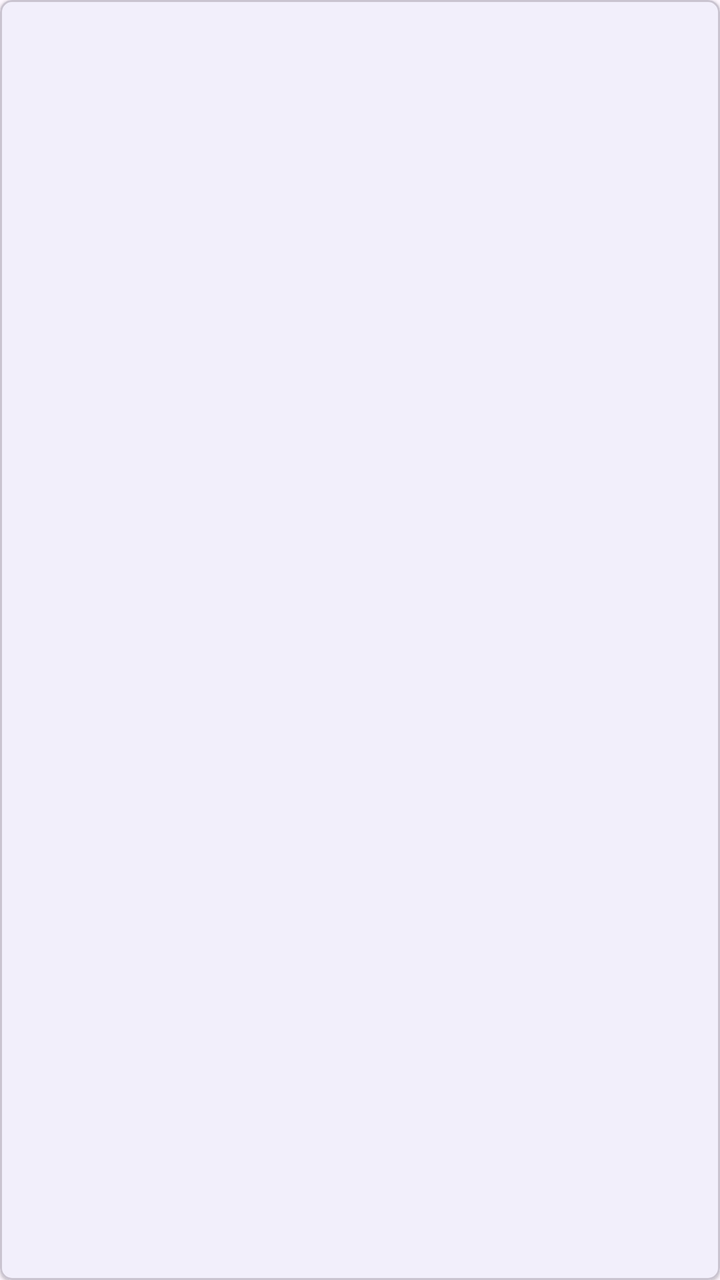
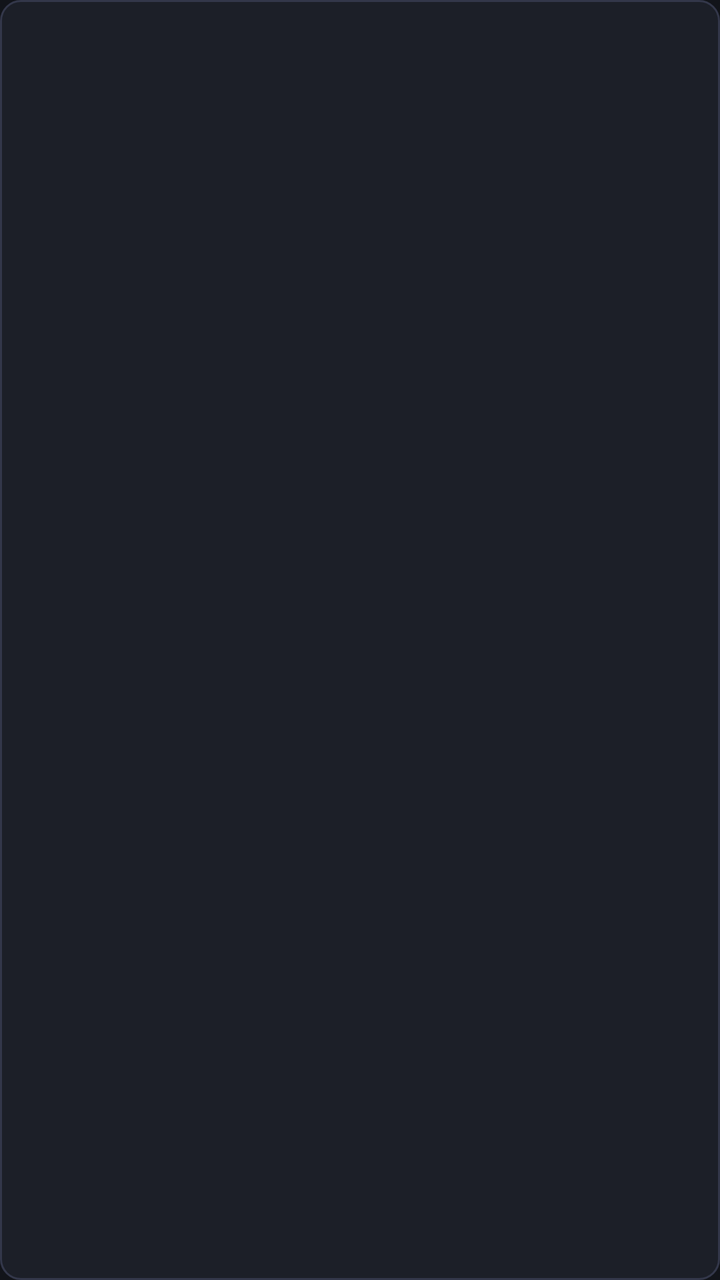

The first picture is an Android layout as it rendered before a commit; the second is the same layout after the commit. The layout source and the unified diff follow.
<!-- AndroidManifest.xml: application theme Theme.MHXXGanSimu -->
<!-- res/layout/item_equipment.xml -->
<?xml version="1.0" encoding="utf-8"?>
<com.google.android.material.card.MaterialCardView
    xmlns:android="http://schemas.android.com/apk/res/android"
    xmlns:app="http://schemas.android.com/apk/res-auto"
    android:layout_width="match_parent"
    android:layout_height="wrap_content"
    android:layout_marginVertical="2dp"
    app:cardElevation="1dp"
    app:cardCornerRadius="6dp">

    <LinearLayout
        android:layout_width="match_parent"
        android:layout_height="wrap_content"
        android:orientation="vertical"
        android:padding="10dp">

        <LinearLayout
            android:layout_width="match_parent"
            android:layout_height="wrap_content"
            android:orientation="horizontal">

            <TextView
                android:id="@+id/txtName"
                android:layout_width="0dp"
                android:layout_height="wrap_content"
                android:layout_weight="1"
                android:textSize="14sp"
                android:textStyle="bold"
                android:textColor="@color/text_primary" />

            <TextView
                android:id="@+id/txtPart"
                android:layout_width="wrap_content"
                android:layout_height="wrap_content"
                android:textSize="12sp"
                android:paddingHorizontal="4dp" />

            <TextView
                android:id="@+id/txtRarity"
                android:layout_width="wrap_content"
                android:layout_height="wrap_content"
                android:textSize="12sp"
                android:paddingHorizontal="4dp" />

            <TextView
                android:id="@+id/txtSlots"
                android:layout_width="wrap_content"
                android:layout_height="wrap_content"
                android:textSize="12sp"
                android:paddingHorizontal="4dp" />
        </LinearLayout>

        <TextView
            android:id="@+id/txtSkills"
            android:layout_width="match_parent"
            android:layout_height="wrap_content"
            android:textSize="12sp"
            android:textColor="@color/text_secondary"
            android:paddingTop="2dp" />
    </LinearLayout>
</com.google.android.material.card.MaterialCardView>
<!-- resources referenced by this layout -->
<resources>
  <color name="text_primary">#212121</color>
  <color name="text_secondary">#757575</color>
  <style name="Theme.MHXXGanSimu" parent="Theme.Material3.DayNight.NoActionBar">
          <item name="colorPrimary">@color/primary</item>
          <item name="colorPrimaryContainer">@color/primary_container</item>
          <item name="colorOnPrimary">@color/on_primary</item>
          <item name="colorSecondary">@color/secondary</item>
          <item name="android:statusBarColor">@color/primary</item>
      </style>
  <color name="primary">#1565C0</color>
  <color name="primary_container">#BBDEFB</color>
  <color name="on_primary">#FFFFFF</color>
  <color name="secondary">#FF6F00</color>
</resources>

<!-- the commit's change to res/layout/item_equipment.xml (unified diff, before → after) -->
@@ -1,61 +1,57 @@
 <?xml version="1.0" encoding="utf-8"?>
-<com.google.android.material.card.MaterialCardView
+<LinearLayout
     xmlns:android="http://schemas.android.com/apk/res/android"
-    xmlns:app="http://schemas.android.com/apk/res-auto"
     android:layout_width="match_parent"
     android:layout_height="wrap_content"
+    android:orientation="vertical"
+    android:padding="10dp"
     android:layout_marginVertical="2dp"
-    app:cardElevation="1dp"
-    app:cardCornerRadius="6dp">
+    android:background="@drawable/bg_card">
 
     <LinearLayout
         android:layout_width="match_parent"
         android:layout_height="wrap_content"
-        android:orientation="vertical"
-        android:padding="10dp">
-
-        <LinearLayout
-            android:layout_width="match_parent"
-            android:layout_height="wrap_content"
-            android:orientation="horizontal">
-
-            <TextView
-                android:id="@+id/txtName"
-                android:layout_width="0dp"
-                android:layout_height="wrap_content"
-                android:layout_weight="1"
-                android:textSize="14sp"
-                android:textStyle="bold"
-                android:textColor="@color/text_primary" />
-
-            <TextView
-                android:id="@+id/txtPart"
-                android:layout_width="wrap_content"
-                android:layout_height="wrap_content"
-                android:textSize="12sp"
-                android:paddingHorizontal="4dp" />
-
-            <TextView
-                android:id="@+id/txtRarity"
-                android:layout_width="wrap_content"
-                android:layout_height="wrap_content"
-                android:textSize="12sp"
-                android:paddingHorizontal="4dp" />
-
-            <TextView
-                android:id="@+id/txtSlots"
-                android:layout_width="wrap_content"
-                android:layout_height="wrap_content"
-                android:textSize="12sp"
-                android:paddingHorizontal="4dp" />
-        </LinearLayout>
+        android:orientation="horizontal">
 
         <TextView
-            android:id="@+id/txtSkills"
-            android:layout_width="match_parent"
+            android:id="@+id/txtName"
+            android:layout_width="0dp"
+            android:layout_height="wrap_content"
+            android:layout_weight="1"
+            android:textSize="14sp"
+            android:textStyle="bold"
+            android:textColor="@color/text" />
+
+        <TextView
+            android:id="@+id/txtPart"
+            android:layout_width="wrap_content"
             android:layout_height="wrap_content"
             android:textSize="12sp"
-            android:textColor="@color/text_secondary"
-            android:paddingTop="2dp" />
+            android:textColor="@color/muted"
+            android:paddingHorizontal="4dp" />
+
+        <TextView
+            android:id="@+id/txtRarity"
+            android:layout_width="wrap_content"
+            android:layout_height="wrap_content"
+            android:textSize="12sp"
+            android:textColor="@color/accent"
+            android:paddingHorizontal="4dp" />
+
+        <TextView
+            android:id="@+id/txtSlots"
+            android:layout_width="wrap_content"
+            android:layout_height="wrap_content"
+            android:textSize="12sp"
+            android:textColor="@color/muted"
+            android:paddingHorizontal="4dp" />
     </LinearLayout>
-</com.google.android.material.card.MaterialCardView>
+
+    <TextView
+        android:id="@+id/txtSkills"
+        android:layout_width="match_parent"
+        android:layout_height="wrap_content"
+        android:textSize="12sp"
+        android:textColor="@color/muted"
+        android:paddingTop="2dp" />
+</LinearLayout>
<!-- resource entries referenced after the edit -->
@@ -1,17 +1,32 @@
 <!-- resources referenced by this layout -->
 <resources>
-  <color name="text_primary">#212121</color>
-  <color name="text_secondary">#757575</color>
-  <style name="Theme.MHXXGanSimu" parent="Theme.Material3.DayNight.NoActionBar">
-          <item name="colorPrimary">@color/primary</item>
-          <item name="colorPrimaryContainer">@color/primary_container</item>
+  <color name="accent">#5B8DEF</color>
+  <color name="muted">#8B90A5</color>
+  <color name="text">#E8EAF0</color>
+  <!-- drawable bg_card (drawable) -->
+  <?xml version="1.0" encoding="utf-8"?>
+  <shape xmlns:android="http://schemas.android.com/apk/res/android"
+      android:shape="rectangle">
+      <solid android:color="@color/surface" />
+      <stroke android:width="1dp" android:color="@color/border" />
+      <corners android:radius="10dp" />
+  </shape>
+  <style name="Theme.MHXXGanSimu" parent="Theme.Material3.Dark.NoActionBar">
+          <item name="colorPrimary">@color/accent</item>
+          <item name="colorPrimaryContainer">@color/surface2</item>
           <item name="colorOnPrimary">@color/on_primary</item>
-          <item name="colorSecondary">@color/secondary</item>
-          <item name="android:statusBarColor">@color/primary</item>
+          <item name="colorSecondary">@color/accent</item>
+          <item name="colorSurface">@color/surface</item>
+          <item name="colorOnSurface">@color/text</item>
+          <item name="android:statusBarColor">@color/bg</item>
+          <item name="android:navigationBarColor">@color/bg</item>
+          <item name="android:windowBackground">@color/bg</item>
+          <item name="android:colorBackground">@color/bg</item>
       </style>
-  <color name="primary">#1565C0</color>
-  <color name="primary_container">#BBDEFB</color>
+  <color name="surface">#1C1F28</color>
+  <color name="border">#33374A</color>
+  <color name="surface2">#252836</color>
   <color name="on_primary">#FFFFFF</color>
-  <color name="secondary">#FF6F00</color>
+  <color name="bg">#12141A</color>
 </resources>
 
